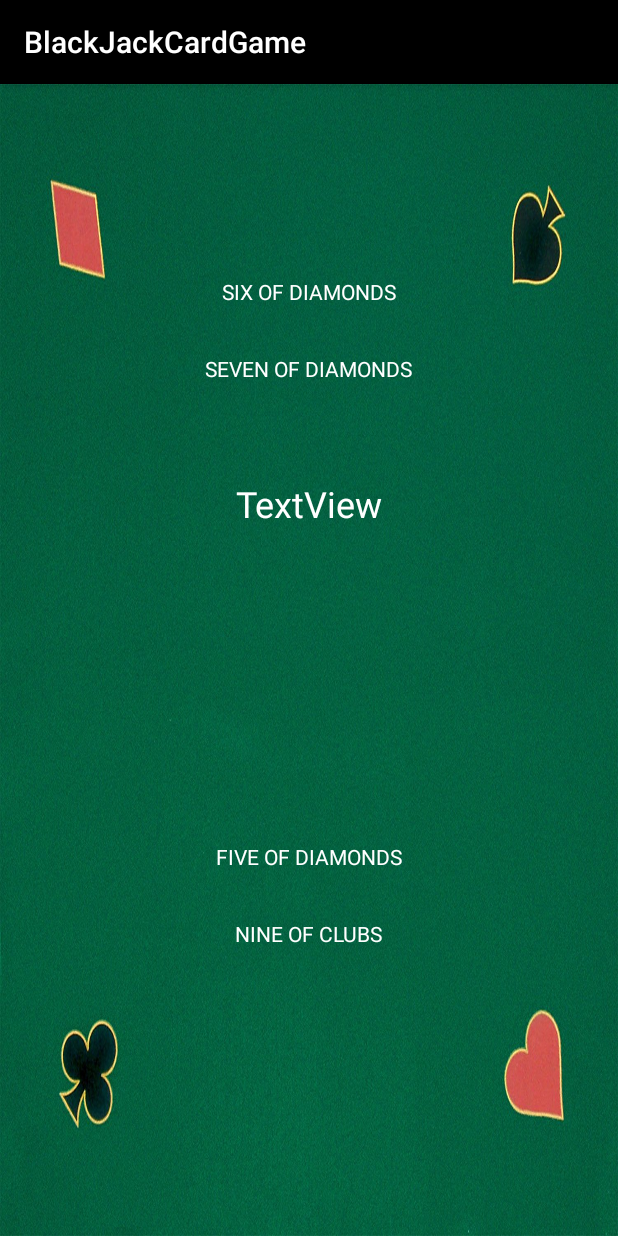
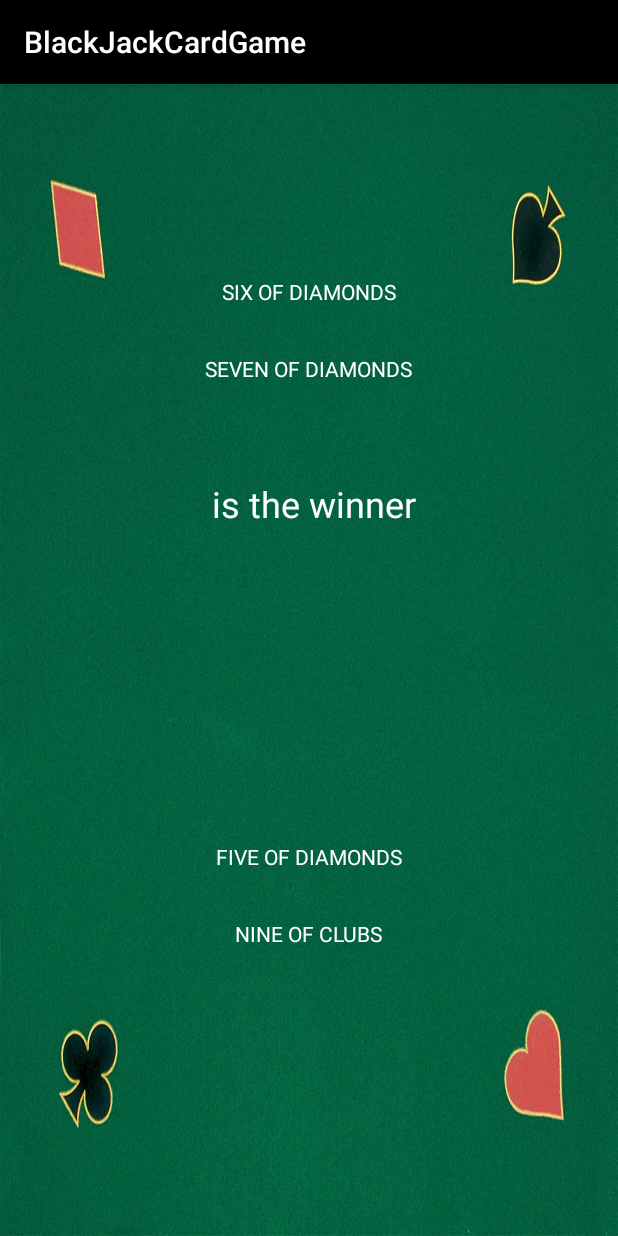
Before and after one commit to patty-cc/BlackJackCardGame, an Android app: the BlackJackPlayerActivity screen opened directly, with no data from a screen before it, after a tap on "START GAME", on a phone screen of 412 x 824 dp. Run offline under Robolectric (Android 15) with nearby library versions, the phone set to English and light mode, and no system bars.

Commit message:
Add winner statement to game activity

```diff
--- a/app/src/main/java/com/example/user/blackjackcardgame/BlackJackGameActivity.java
+++ b/app/src/main/java/com/example/user/blackjackcardgame/BlackJackGameActivity.java
@@ -13,6 +13,7 @@ public class BlackJackGameActivity extends AppCompatActivity {
     TextView player1card2;
     TextView player2card1;
     TextView player2card2;
+    TextView winnerText;
 
     @Override
     protected void onCreate(Bundle savedInstanceState) {
@@ -25,6 +26,7 @@ public class BlackJackGameActivity extends AppCompatActivity {
         player1card2 = ( TextView ) findViewById( R.id.player1card2);
         player2card1 = ( TextView ) findViewById( R.id.player2card1);
         player2card2 = ( TextView ) findViewById( R.id.player2card2);
+        winnerText = ( TextView ) findViewById( R.id.game_info_text);
 
         Intent intent = getIntent();
         Bundle extras = intent.getExtras();
@@ -54,5 +56,7 @@ public class BlackJackGameActivity extends AppCompatActivity {
         player1card2.setText(player1.getPlayerHand().get(1).cardOutputName());
         player2card1.setText(player2.getPlayerHand().get(0).cardOutputName());
         player2card2.setText(player2.getPlayerHand().get(1).cardOutputName());
+
+        winnerText.setText(blackJack.winner().getName() + " " + "is the winner" ) ;
     }
 }
--- a/app/src/main/java/com/example/user/blackjackcardgame/Game.java
+++ b/app/src/main/java/com/example/user/blackjackcardgame/Game.java
@@ -22,8 +22,8 @@ public abstract class Game {
         return players;
     }
 
-    // rename to getNumberOfPlayers
-    public int getSizeOfArray() {
+
+    public int getNumberOfPlayers() {
         return players.size();
     }
 
```
Also changed, not shown: 1 other file.
